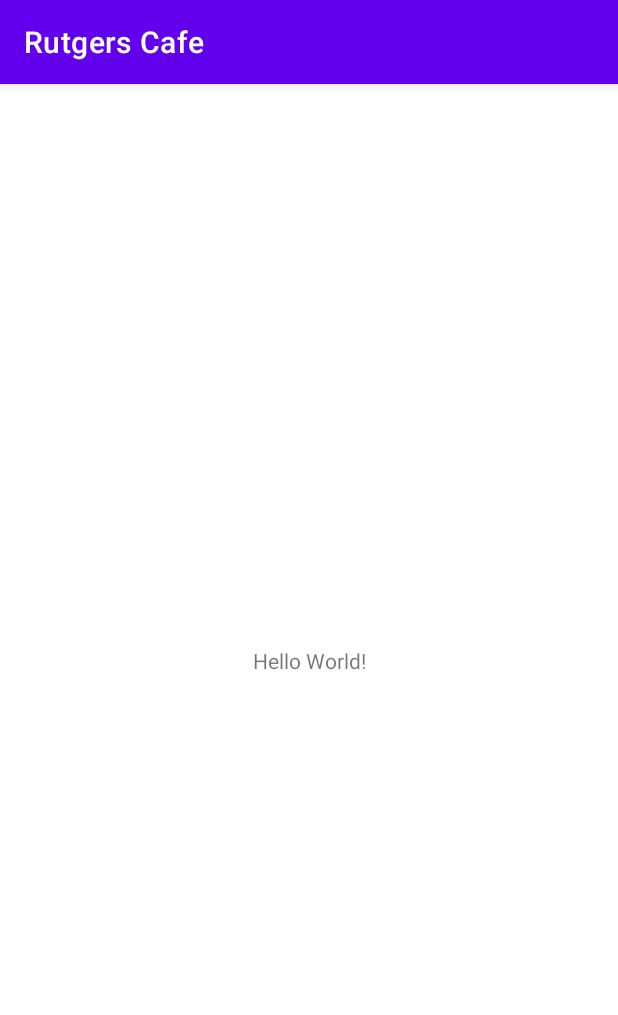
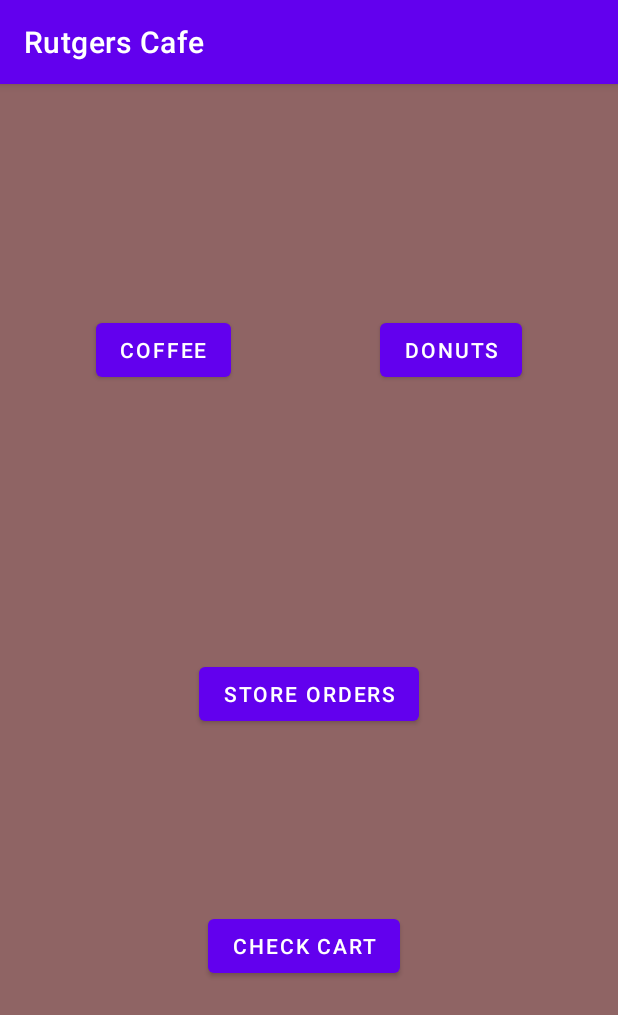
Before and after one commit to adrianjosuemosquera/project5, an Android app: the screen it shows after launch (MainActivity), on a phone screen of 412 x 824 dp. Shown: the top 1015 px of the screen. Run offline under Robolectric (Android 15) with nearby library versions, the light colour scheme and no system bars.

Commit message:
idek anymore

```diff
--- a/app/src/main/res/layout/activity_main.xml
+++ b/app/src/main/res/layout/activity_main.xml
@@ -1,18 +1,67 @@
 <?xml version="1.0" encoding="utf-8"?>
-<androidx.constraintlayout.widget.ConstraintLayout xmlns:android="http://schemas.android.com/apk/res/android"
+<androidx.constraintlayout.widget.ConstraintLayout
+    xmlns:android="http://schemas.android.com/apk/res/android"
     xmlns:app="http://schemas.android.com/apk/res-auto"
     xmlns:tools="http://schemas.android.com/tools"
     android:layout_width="match_parent"
     android:layout_height="match_parent"
     tools:context=".MainActivity">
 
-    <TextView
-        android:layout_width="wrap_content"
-        android:layout_height="wrap_content"
-        android:text="Hello World!"
+    <androidx.constraintlayout.widget.ConstraintLayout
+        android:layout_width="match_parent"
+        android:layout_height="match_parent"
+        android:background="#8F6464"
         app:layout_constraintBottom_toBottomOf="parent"
         app:layout_constraintEnd_toEndOf="parent"
         app:layout_constraintStart_toStartOf="parent"
-        app:layout_constraintTop_toTopOf="parent" />
+        app:layout_constraintTop_toTopOf="parent">
+
+        <Button
+            android:id="@+id/coffeeButton"
+            android:layout_width="wrap_content"
+            android:layout_height="wrap_content"
+            android:layout_marginStart="64dp"
+            android:layout_marginBottom="181dp"
+            android:text="@string/coffeeButtonName"
+            app:layout_constraintBottom_toTopOf="@+id/storeOrderButton"
+            app:layout_constraintStart_toStartOf="parent" />
+
+        <Button
+            android:id="@+id/donutButton"
+            android:layout_width="wrap_content"
+            android:layout_height="wrap_content"
+            android:layout_marginTop="153dp"
+            android:layout_marginEnd="64dp"
+            android:layout_marginBottom="181dp"
+            android:text="@string/donutButtonName"
+            app:layout_constraintBottom_toTopOf="@+id/storeOrderButton"
+            app:layout_constraintEnd_toEndOf="parent"
+            app:layout_constraintTop_toTopOf="parent" />
+
+        <Button
+            android:id="@+id/storeOrderButton"
+            android:layout_width="wrap_content"
+            android:layout_height="wrap_content"
+            android:layout_marginStart="140dp"
+            android:layout_marginEnd="140dp"
+            android:layout_marginBottom="117dp"
+            android:text="@string/storeOrderButtonName"
+            app:layout_constraintBottom_toTopOf="@+id/checkCartButton"
+            app:layout_constraintEnd_toEndOf="parent"
+            app:layout_constraintStart_toStartOf="parent" />
+
+        <Button
+            android:id="@+id/checkCartButton"
+            android:layout_width="wrap_content"
+            android:layout_height="wrap_content"
+            android:layout_marginStart="160dp"
+            android:layout_marginTop="120dp"
+            android:layout_marginEnd="150dp"
+            android:text="@string/checkCartButtonName"
+            app:layout_constraintEnd_toEndOf="parent"
+            app:layout_constraintHorizontal_bias="0.846"
+            app:layout_constraintStart_toStartOf="parent"
+            app:layout_constraintTop_toBottomOf="@+id/storeOrderButton" />
+    </androidx.constraintlayout.widget.ConstraintLayout>
 
 </androidx.constraintlayout.widget.ConstraintLayout>
--- a/app/src/main/res/values/strings.xml
+++ b/app/src/main/res/values/strings.xml
@@ -1,3 +1,7 @@
 <resources>
     <string name="app_name">Rutgers Cafe</string>
+    <string name = "coffeeButtonName">Coffee</string>
+    <string name = "donutButtonName">Donuts</string>
+    <string name = "storeOrderButtonName">Store Orders</string>
+    <string name = "checkCartButtonName">Check Cart</string>
 </resources>
```
